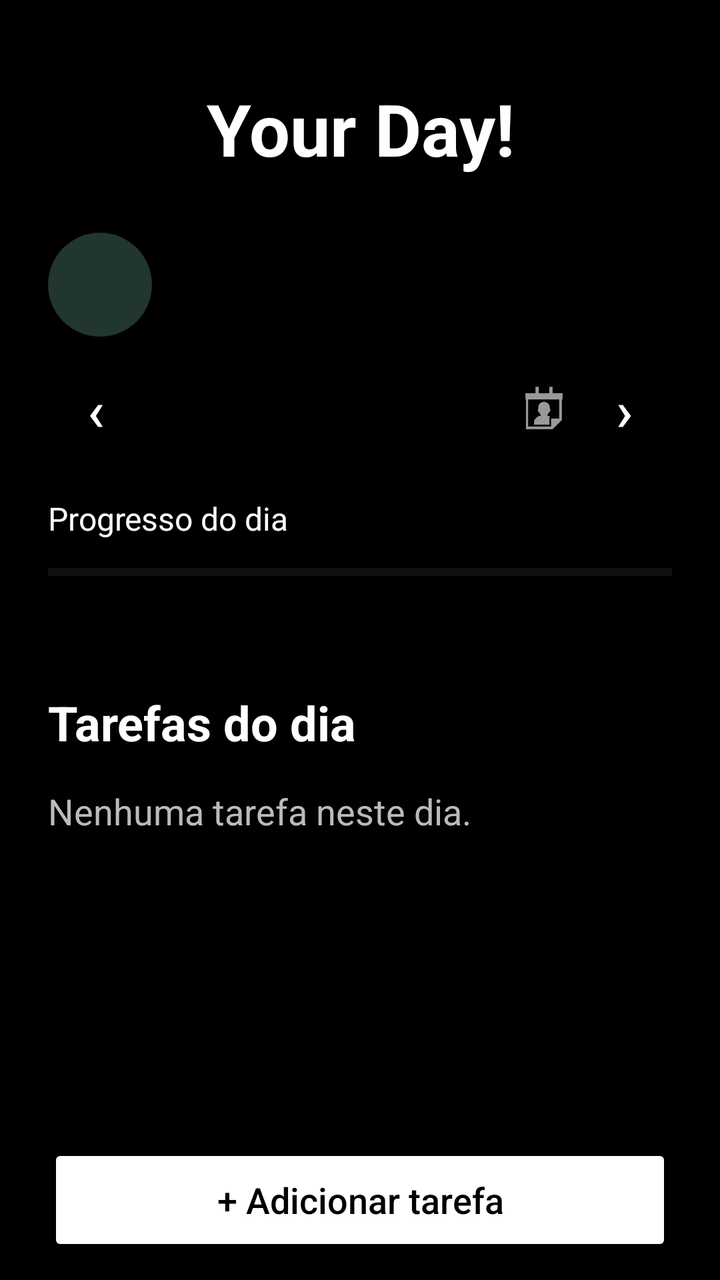
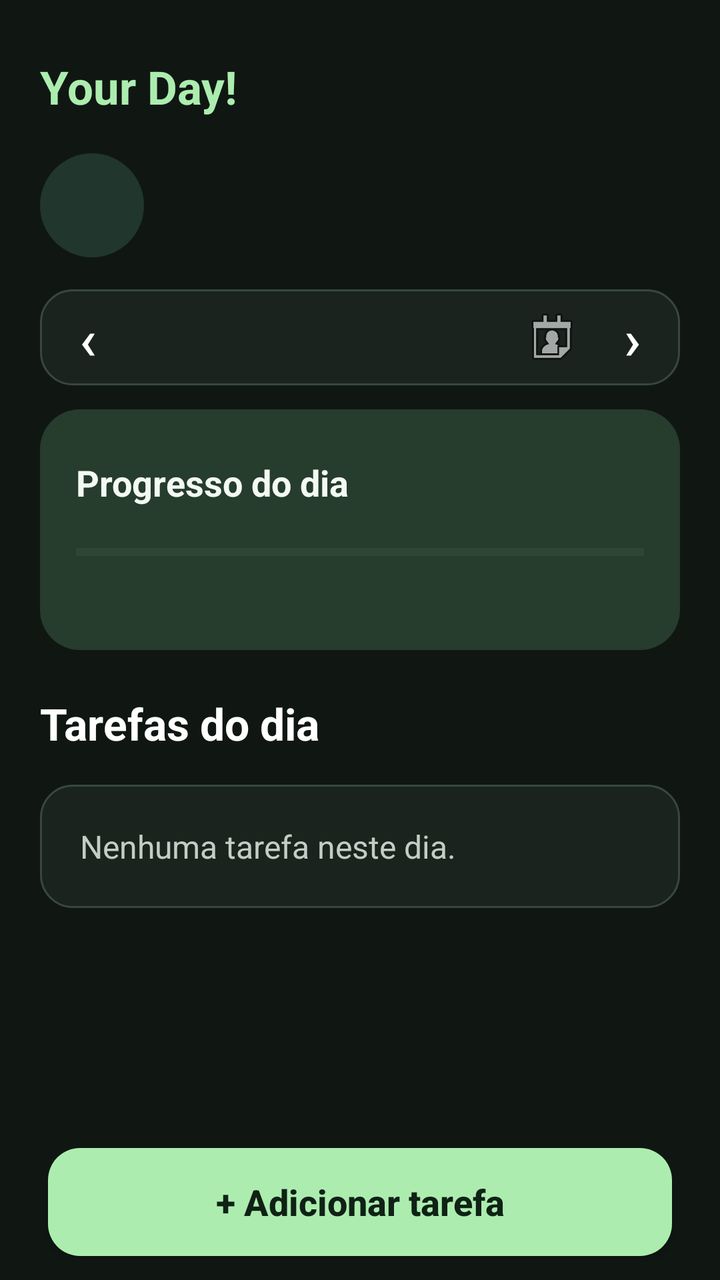

Compare the two renders of this Android layout. The source of the first and the diff that turns it into the second are given below.
<!-- AndroidManifest.xml: application theme Theme.ProjetoFaculdadeYourDay -->
<!-- res/layout/activity_inicio.xml -->
<?xml version="1.0" encoding="utf-8"?>
<LinearLayout xmlns:android="http://schemas.android.com/apk/res/android"
    android:id="@+id/main"
    android:layout_width="match_parent"
    android:layout_height="match_parent"
    android:orientation="vertical"
    android:background="#000000">

    <ScrollView
        android:layout_width="match_parent"
        android:layout_height="0dp"
        android:layout_weight="1"
        android:fillViewport="true">

        <LinearLayout
            android:layout_width="match_parent"
            android:layout_height="wrap_content"
            android:orientation="vertical"
            android:padding="24dp">

            <TextView
                android:layout_width="match_parent"
                android:layout_height="wrap_content"
                android:layout_marginTop="16dp"
                android:gravity="center"
                android:text="Your Day!"
                android:textColor="#FFFFFF"
                android:textSize="36sp"
                android:textStyle="bold" />

            <LinearLayout
                android:layout_width="match_parent"
                android:layout_height="wrap_content"
                android:layout_marginTop="28dp"
                android:gravity="center_vertical"
                android:orientation="horizontal">

                <FrameLayout
                    android:id="@+id/editarFoto"
                    android:layout_width="52dp"
                    android:layout_height="52dp"
                    android:background="@drawable/fundo_avatar"
                    android:foreground="?attr/selectableItemBackground"
                    android:clickable="true"
                    android:focusable="true"
                    android:contentDescription="@string/escolher_foto">

                    <TextView
                        android:id="@+id/inicialPerfil"
                        android:layout_width="match_parent"
                        android:layout_height="match_parent"
                        android:gravity="center"
                        android:importantForAccessibility="no"
                        android:textColor="#C2F9D7"
                        android:textSize="22sp"
                        android:textStyle="bold" />

                    <ImageView
                        android:id="@+id/fotoPerfil"
                        android:layout_width="match_parent"
                        android:layout_height="match_parent"
                        android:importantForAccessibility="no"
                        android:scaleType="centerCrop"
                        android:visibility="gone" />
                </FrameLayout>

                <TextView
                    android:id="@+id/textSaudacao"
                    android:layout_width="0dp"
                    android:layout_weight="1"
                    android:layout_height="wrap_content"
                    android:layout_marginStart="14dp"
                    android:textColor="#FFFFFF"
                    android:textSize="26sp"
                    android:textStyle="bold" />
            </LinearLayout>

            <LinearLayout
                android:layout_width="match_parent"
                android:layout_height="wrap_content"
                android:orientation="horizontal"
                android:gravity="center_vertical"
                android:layout_marginTop="12dp">

                <Button
                    android:id="@+id/diaAnterior"
                    style="?android:attr/borderlessButtonStyle"
                    android:layout_width="48dp"
                    android:layout_height="wrap_content"
                    android:minHeight="48dp"
                    android:minWidth="0dp"
                    android:padding="0dp"
                    android:textAllCaps="false"
                    android:textColor="#FFFFFF"
                    android:textSize="28sp"
                    android:text="‹"
                    android:contentDescription="Dia anterior" />

                <Button
                    android:id="@+id/escolherData"
                    style="?android:attr/borderlessButtonStyle"
                    android:layout_width="0dp"
                    android:layout_height="wrap_content"
                    android:minHeight="48dp"
                    android:minWidth="0dp"
                    android:padding="0dp"
                    android:textAllCaps="false"
                    android:textColor="#FFFFFF"
                    android:textSize="16sp"
                    android:layout_weight="1"
                    android:drawableEnd="@android:drawable/ic_menu_my_calendar"
                    android:contentDescription="Escolher data no calendário" />

                <Button
                    android:id="@+id/proximoDia"
                    style="?android:attr/borderlessButtonStyle"
                    android:layout_width="48dp"
                    android:layout_height="wrap_content"
                    android:minHeight="48dp"
                    android:minWidth="0dp"
                    android:padding="0dp"
                    android:textAllCaps="false"
                    android:textColor="#FFFFFF"
                    android:textSize="28sp"
                    android:text="›"
                    android:contentDescription="Próximo dia" />

            </LinearLayout>

            <TextView
                android:id="@+id/textProgresso"
                android:layout_width="match_parent"
                android:layout_height="wrap_content"
                android:layout_marginTop="20dp"
                android:text="Progresso do dia"
                android:textColor="#FFFFFF"
                android:textSize="16sp" />

            <ProgressBar
                android:id="@+id/barraProgresso"
                style="?android:attr/progressBarStyleHorizontal"
                android:layout_width="match_parent"
                android:layout_height="12dp"
                android:layout_marginTop="10dp"
                android:indeterminate="false"
                android:max="100"
                android:progress="0"
                android:progressTint="#00C853"
                android:progressBackgroundTint="#444444" />

            <TextView
                android:id="@+id/textResumo"
                android:layout_width="match_parent"
                android:layout_height="wrap_content"
                android:layout_marginTop="6dp"
                android:textColor="#DDDDDD"
                android:textSize="14sp" />

            <TextView
                android:layout_width="match_parent"
                android:layout_height="wrap_content"
                android:layout_marginTop="28dp"
                android:text="Tarefas do dia"
                android:textColor="#FFFFFF"
                android:textSize="24sp"
                android:textStyle="bold" />

            <TextView
                android:id="@+id/textSemTarefas"
                android:layout_width="match_parent"
                android:layout_height="wrap_content"
                android:layout_marginTop="16dp"
                android:text="Nenhuma tarefa neste dia."
                android:textColor="#BBBBBB"
                android:textSize="18sp" />

            <LinearLayout
                android:id="@+id/listaTarefas"
                android:layout_width="match_parent"
                android:layout_height="wrap_content"
                android:layout_marginTop="8dp"
                android:orientation="vertical" />

        </LinearLayout>

    </ScrollView>

    <androidx.appcompat.widget.AppCompatButton
        android:id="@+id/btnAdicionarTarefa"
        android:layout_width="match_parent"
        android:layout_height="wrap_content"
        android:minHeight="56dp"
        android:layout_marginStart="24dp"
        android:layout_marginEnd="24dp"
        android:layout_marginTop="12dp"
        android:layout_marginBottom="12dp"
        android:backgroundTint="#FFFFFF"
        android:text="+ Adicionar tarefa"
        android:textAllCaps="false"
        android:textColor="#000000"
        android:textSize="18sp" />

</LinearLayout>
<!-- resources referenced by this layout -->
<resources>
  <!-- drawable fundo_avatar (drawable) -->
  <shape xmlns:android="http://schemas.android.com/apk/res/android" android:shape="oval">
      <solid android:color="#21362C" />
  </shape>
  <string name="escolher_foto">Escolher foto de perfil</string>
  <style name="Theme.ProjetoFaculdadeYourDay" parent="Base.Theme.ProjetoFaculdadeYourDay" />
  <style name="Base.Theme.ProjetoFaculdadeYourDay" parent="Theme.Material3.DayNight.NoActionBar">
          
          
      </style>
</resources>

<!-- the commit's change to res/layout/activity_inicio.xml (unified diff, before → after) -->
@@ -1,40 +1,35 @@
-<?xml version="1.0" encoding="utf-8"?>
-<LinearLayout xmlns:android="http://schemas.android.com/apk/res/android"
+<LinearLayout
+    xmlns:android="http://schemas.android.com/apk/res/android"
     android:id="@+id/main"
     android:layout_width="match_parent"
     android:layout_height="match_parent"
     android:orientation="vertical"
-    android:background="#000000">
-
+    android:background="@color/agenda_fundo">
     <ScrollView
         android:layout_width="match_parent"
         android:layout_height="0dp"
         android:layout_weight="1"
         android:fillViewport="true">
-
         <LinearLayout
             android:layout_width="match_parent"
             android:layout_height="wrap_content"
             android:orientation="vertical"
-            android:padding="24dp">
-
+            android:padding="20dp">
             <TextView
                 android:layout_width="match_parent"
                 android:layout_height="wrap_content"
-                android:layout_marginTop="16dp"
-                android:gravity="center"
+                android:layout_marginTop="8dp"
+                android:gravity="start"
                 android:text="Your Day!"
-                android:textColor="#FFFFFF"
-                android:textSize="36sp"
+                android:textColor="@color/agenda_verde"
+                android:textSize="23sp"
                 android:textStyle="bold" />
-
-            <LinearLayout
-                android:layout_width="match_parent"
-                android:layout_height="wrap_content"
-                android:layout_marginTop="28dp"
+            <LinearLayout
+                android:layout_width="match_parent"
+                android:layout_height="wrap_content"
+                android:layout_marginTop="18dp"
                 android:gravity="center_vertical"
                 android:orientation="horizontal">
-
                 <FrameLayout
                     android:id="@+id/editarFoto"
                     android:layout_width="52dp"
@@ -44,7 +39,6 @@
                     android:clickable="true"
                     android:focusable="true"
                     android:contentDescription="@string/escolher_foto">
-
                     <TextView
                         android:id="@+id/inicialPerfil"
                         android:layout_width="match_parent"
@@ -54,7 +48,6 @@
                         android:textColor="#C2F9D7"
                         android:textSize="22sp"
                         android:textStyle="bold" />
-
                     <ImageView
                         android:id="@+id/fotoPerfil"
                         android:layout_width="match_parent"
@@ -63,7 +56,6 @@
                         android:scaleType="centerCrop"
                         android:visibility="gone" />
                 </FrameLayout>
-
                 <TextView
                     android:id="@+id/textSaudacao"
                     android:layout_width="0dp"
@@ -74,14 +66,13 @@
                     android:textSize="26sp"
                     android:textStyle="bold" />
             </LinearLayout>
-
             <LinearLayout
                 android:layout_width="match_parent"
                 android:layout_height="wrap_content"
                 android:orientation="horizontal"
                 android:gravity="center_vertical"
-                android:layout_marginTop="12dp">
-
+                android:layout_marginTop="16dp"
+                android:background="@drawable/cartao_agenda">
                 <Button
                     android:id="@+id/diaAnterior"
                     style="?android:attr/borderlessButtonStyle"
@@ -95,7 +86,6 @@
                     android:textSize="28sp"
                     android:text="‹"
                     android:contentDescription="Dia anterior" />
-
                 <Button
                     android:id="@+id/escolherData"
                     style="?android:attr/borderlessButtonStyle"
@@ -106,11 +96,10 @@
                     android:padding="0dp"
                     android:textAllCaps="false"
                     android:textColor="#FFFFFF"
-                    android:textSize="16sp"
+                    android:textSize="15sp"
                     android:layout_weight="1"
                     android:drawableEnd="@android:drawable/ic_menu_my_calendar"
                     android:contentDescription="Escolher data no calendário" />
-
                 <Button
                     android:id="@+id/proximoDia"
                     style="?android:attr/borderlessButtonStyle"
@@ -124,80 +113,93 @@
                     android:textSize="28sp"
                     android:text="›"
                     android:contentDescription="Próximo dia" />
-
             </LinearLayout>
-
+            <LinearLayout
+                android:layout_width="match_parent"
+                android:layout_height="wrap_content"
+                android:orientation="vertical"
+                android:background="@drawable/painel_progresso"
+                android:padding="18dp"
+                android:layout_marginTop="12dp">
+                <LinearLayout
+                    android:layout_width="match_parent"
+                    android:layout_height="wrap_content"
+                    android:orientation="horizontal"
+                    android:gravity="center_vertical">
+                    <TextView
+                        android:layout_width="0dp"
+                        android:layout_height="wrap_content"
+                        android:layout_weight="1"
+                        android:text="@string/progresso_dia"
+                        android:textColor="#F3FAF3"
+                        android:textSize="18sp"
+                        android:textStyle="bold" />
+                    <TextView
+                        android:id="@+id/textProgresso"
+                        android:layout_width="wrap_content"
+                        android:layout_height="wrap_content"
+                        android:textColor="@color/agenda_verde"
+                        android:textSize="28sp"
+                        android:textStyle="bold" />
+                </LinearLayout>
+                <ProgressBar
+                    android:id="@+id/barraProgresso"
+                    style="?android:attr/progressBarStyleHorizontal"
+                    android:layout_width="match_parent"
+                    android:layout_height="12dp"
+                    android:layout_marginTop="10dp"
+                    android:indeterminate="false"
+                    android:max="100"
+                    android:progress="0"
+                    android:progressTint="@color/agenda_verde"
+                    android:progressBackgroundTint="#435D49" />
+                <TextView
+                    android:id="@+id/textResumo"
+                    android:layout_width="match_parent"
+                    android:layout_height="wrap_content"
+                    android:layout_marginTop="6dp"
+                    android:textColor="@color/texto_secundario"
+                    android:textSize="14sp" />
+            </LinearLayout>
             <TextView
-                android:id="@+id/textProgresso"
-                android:layout_width="match_parent"
-                android:layout_height="wrap_content"
-                android:layout_marginTop="20dp"
-                android:text="Progresso do dia"
-                android:textColor="#FFFFFF"
-                android:textSize="16sp" />
-
-            <ProgressBar
-                android:id="@+id/barraProgresso"
-                style="?android:attr/progressBarStyleHorizontal"
-                android:layout_width="match_parent"
-                android:layout_height="12dp"
-                android:layout_marginTop="10dp"
-                android:indeterminate="false"
-                android:max="100"
-                android:progress="0"
-                android:progressTint="#00C853"
-                android:progressBackgroundTint="#444444" />
-
-            <TextView
-                android:id="@+id/textResumo"
-                android:layout_width="match_parent"
-                android:layout_height="wrap_content"
-                android:layout_marginTop="6dp"
-                android:textColor="#DDDDDD"
-                android:textSize="14sp" />
-
-            <TextView
-                android:layout_width="match_parent"
-                android:layout_height="wrap_content"
-                android:layout_marginTop="28dp"
+                android:layout_width="match_parent"
+                android:layout_height="wrap_content"
+                android:layout_marginTop="22dp"
                 android:text="Tarefas do dia"
                 android:textColor="#FFFFFF"
-                android:textSize="24sp"
+                android:textSize="22sp"
                 android:textStyle="bold" />
-
             <TextView
                 android:id="@+id/textSemTarefas"
                 android:layout_width="match_parent"
                 android:layout_height="wrap_content"
                 android:layout_marginTop="16dp"
                 android:text="Nenhuma tarefa neste dia."
-                android:textColor="#BBBBBB"
-                android:textSize="18sp" />
-
+                android:textColor="@color/texto_secundario"
+                android:textSize="16sp"
+                android:background="@drawable/cartao_agenda"
+                android:padding="20dp" />
             <LinearLayout
                 android:id="@+id/listaTarefas"
                 android:layout_width="match_parent"
                 android:layout_height="wrap_content"
                 android:layout_marginTop="8dp"
                 android:orientation="vertical" />
-
         </LinearLayout>
-
     </ScrollView>
-
     <androidx.appcompat.widget.AppCompatButton
         android:id="@+id/btnAdicionarTarefa"
         android:layout_width="match_parent"
         android:layout_height="wrap_content"
-        android:minHeight="56dp"
+        android:minHeight="54dp"
         android:layout_marginStart="24dp"
         android:layout_marginEnd="24dp"
         android:layout_marginTop="12dp"
         android:layout_marginBottom="12dp"
-        android:backgroundTint="#FFFFFF"
         android:text="+ Adicionar tarefa"
         android:textAllCaps="false"
-        android:textColor="#000000"
-        android:textSize="18sp" />
-
+        android:textColor="@color/agenda_tinta"
+        android:textSize="18sp"
+        android:background="@drawable/acao_principal"
+        android:textStyle="bold" />
 </LinearLayout>
<!-- resource entries referenced after the edit -->
@@ -1,11 +1,39 @@
 <!-- resources referenced by this layout -->
 <resources>
+  <color name="agenda_fundo">#101713</color>
+  <color name="agenda_tinta">#102116</color>
+  <color name="agenda_verde">#ACEDAF</color>
+  <color name="texto_secundario">#C2CEC4</color>
+  <!-- drawable acao_principal (drawable) -->
+  <ripple xmlns:android="http://schemas.android.com/apk/res/android" android:color="#33809070">
+      <item>
+          <shape android:shape="rectangle">
+              <solid android:color="@color/agenda_verde" />
+              <corners android:radius="16dp" />
+          </shape>
+      </item>
+  </ripple>
+  <!-- drawable cartao_agenda (drawable) -->
+  <shape xmlns:android="http://schemas.android.com/apk/res/android" android:shape="rectangle">
+      <solid android:color="@color/agenda_painel" />
+      <corners android:radius="16dp" />
+      <stroke android:width="1dp" android:color="@color/agenda_borda" />
+  </shape>
   <!-- drawable fundo_avatar (drawable) -->
   <shape xmlns:android="http://schemas.android.com/apk/res/android" android:shape="oval">
       <solid android:color="#21362C" />
   </shape>
+  <!-- drawable painel_progresso (drawable) -->
+  <shape xmlns:android="http://schemas.android.com/apk/res/android" android:shape="rectangle">
+      <solid android:color="@color/agenda_destaque" />
+      <corners android:radius="20dp" />
+  </shape>
   <string name="escolher_foto">Escolher foto de perfil</string>
+  <string name="progresso_dia">Progresso do dia</string>
   <style name="Theme.ProjetoFaculdadeYourDay" parent="Base.Theme.ProjetoFaculdadeYourDay" />
+  <color name="agenda_painel">#1A231E</color>
+  <color name="agenda_borda">#38483D</color>
+  <color name="agenda_destaque">#263C2D</color>
   <style name="Base.Theme.ProjetoFaculdadeYourDay" parent="Theme.Material3.DayNight.NoActionBar">
           
           
